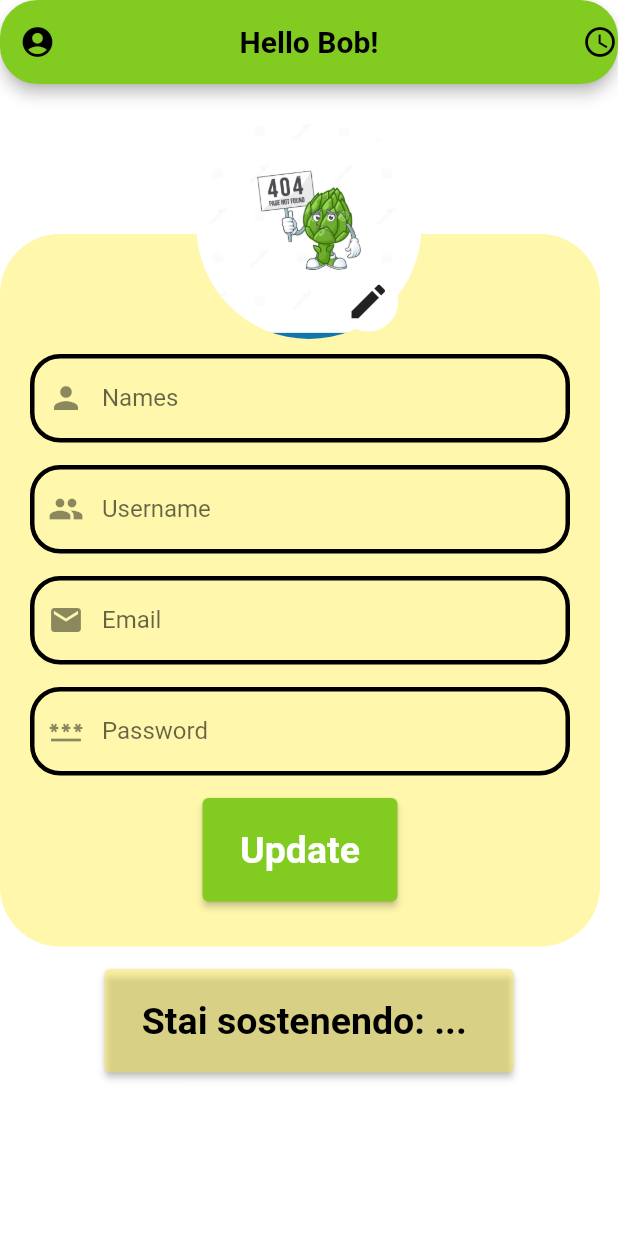
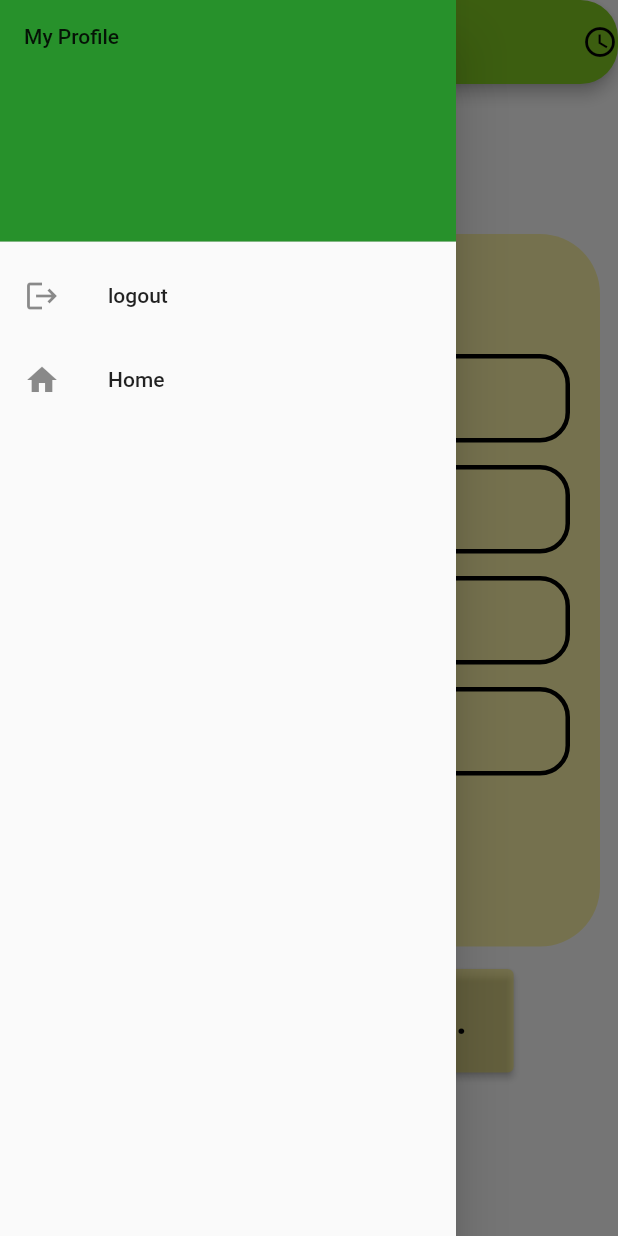
Before and after one commit to pi-surfer/Biometric_app, a Flutter app: the ProfilePage screen opened directly, with the side drawer open (before the commit the screen has no drawer), on a phone screen of 412 x 824 dp. Run offline on Flutter 3.47's test engine with Material 2 defaults, Android fonts, the phone set to English and light mode, and no system bars; our stand-ins replace curved_navigation_bar, fl_chart, flutter_login, material_design_icons_flutter, percent_indicator; missing offline and left inert: molten_navigationbar_flutter.

Commit message:
Adjusted navigation to ProfilePage

```diff
--- a/lib/screens/profile_page.dart
+++ b/lib/screens/profile_page.dart
@@ -1,5 +1,7 @@
 import 'package:flutter/material.dart';
-import 'package:material_design_icons_flutter/material_design_icons_flutter.dart';
+
+import 'package:app_project/screens/skeleton_page.dart';
+import 'package:app_project/screens/login_page.dart';
 
 // SEE SECOND ELEVATED BUTTON BELOW
 class ProfilePage extends StatefulWidget {
@@ -12,8 +14,6 @@ class ProfilePage extends StatefulWidget {
 }
 
 class _ProfilePageState extends State<ProfilePage> {
-
-
   @override
   Widget build(BuildContext context) {
     print('${ProfilePage.routename} built');
@@ -22,28 +22,49 @@ class _ProfilePageState extends State<ProfilePage> {
     TextEditingController email = TextEditingController();
     TextEditingController password = TextEditingController();
     return Scaffold(
+        drawer: Drawer(
+          child: ListView(
+            padding: EdgeInsets.zero,
+            children: [
+              const DrawerHeader(
+                decoration: BoxDecoration(
+                  color: Color.fromARGB(255, 39, 145, 43),
+                ),
+                child: Text('My Profile'),
+              ),
+              ListTile(
+                leading: const Icon(Icons.logout),
+                title: const Text('logout'),
+                onTap: () => _toLoginPage(context),
+              ),
+              ListTile(
+                leading: const Icon(Icons.home),
+                title: const Text('Home'),
+                onTap: () => _toHomePage(context),
+              ),
+            ],
+          ),
+        ),
         appBar: AppBar(
             leadingWidth: 50,
-        title: Text('Hello Bob!', textAlign: TextAlign.left, style: TextStyle(fontWeight: FontWeight.bold)),
+            title: Text('Hello Bob!',
+                textAlign: TextAlign.left,
+                style: TextStyle(fontWeight: FontWeight.bold)),
             centerTitle: true,
-        leading: Icon(Icons.account_circle),
-        actions: [
-            const Icon(Icons.access_time)
-      ],
-        automaticallyImplyLeading: false, // per tornare indietro con la navigazione
+            actions: [const Icon(Icons.access_time)],
+            //automaticallyImplyLeading: false, // per tornare indietro con la navigazione
             foregroundColor: Colors.black,
             backgroundColor: Color.fromARGB(255, 130, 204, 34),
-        shape: RoundedRectangleBorder(borderRadius: BorderRadius.circular(25))
-      ),
+            shape: RoundedRectangleBorder(
+                borderRadius: BorderRadius.circular(25))),
         body: SingleChildScrollView(
           child: Column(
             children: [
               Container(
-                  padding: EdgeInsets.only(top:20),
-                  child: Stack(
-                    children:[
+                padding: EdgeInsets.only(top: 20),
+                child: Stack(children: [
                   Container(
-                        margin: EdgeInsets.only(top:80),
+                    margin: EdgeInsets.only(top: 80),
                     width: 400,
                     height: 475,
                     //width: MediaQuery.of(context).size.width,
@@ -53,14 +74,13 @@ class _ProfilePageState extends State<ProfilePage> {
                         borderRadius: BorderRadius.only(
                             topLeft: Radius.circular(40),
                             topRight: Radius.circular(40),
-                            bottomLeft:Radius.circular(40),
-                            bottomRight:Radius.circular(40)
-                          )
-                        ),
+                            bottomLeft: Radius.circular(40),
+                            bottomRight: Radius.circular(40))),
                     child: Column(
                       children: [
                         Container(
-                              padding: EdgeInsets.only(top: 80, left: 20, right: 20),
+                          padding:
+                              EdgeInsets.only(top: 80, left: 20, right: 20),
                           child: Column(
                             children: [
                               TextField(
@@ -70,10 +90,11 @@ class _ProfilePageState extends State<ProfilePage> {
                                     prefixIcon: Icon(Icons.person),
                                     border: myInputBorder(),
                                     enabledBorder: myInputBorder(),
-                                      focusedBorder: myFocusBorder()
+                                    focusedBorder: myFocusBorder()),
                               ),
+                              SizedBox(
+                                height: 15,
                               ),
-                                  SizedBox(height: 15,),
                               TextField(
                                 controller: names,
                                 decoration: InputDecoration(
@@ -81,10 +102,11 @@ class _ProfilePageState extends State<ProfilePage> {
                                     prefixIcon: Icon(Icons.people),
                                     border: myInputBorder(),
                                     enabledBorder: myInputBorder(),
-                                      focusedBorder: myFocusBorder()
+                                    focusedBorder: myFocusBorder()),
                               ),
+                              SizedBox(
+                                height: 15,
                               ),
-                                  SizedBox(height: 15,),
                               TextField(
                                 controller: names,
                                 decoration: InputDecoration(
@@ -92,10 +114,11 @@ class _ProfilePageState extends State<ProfilePage> {
                                     prefixIcon: Icon(Icons.email),
                                     border: myInputBorder(),
                                     enabledBorder: myInputBorder(),
-                                      focusedBorder: myFocusBorder()
+                                    focusedBorder: myFocusBorder()),
                               ),
+                              SizedBox(
+                                height: 15,
                               ),
-                                  SizedBox(height: 15,),
                               TextField(
                                 controller: names,
                                 decoration: InputDecoration(
@@ -103,22 +126,20 @@ class _ProfilePageState extends State<ProfilePage> {
                                     prefixIcon: Icon(Icons.password),
                                     border: myInputBorder(),
                                     enabledBorder: myInputBorder(),
-                                      focusedBorder: myFocusBorder()
-                                    ),
+                                    focusedBorder: myFocusBorder()),
                               ),
                               SizedBox(height: 15),
-                                  ElevatedButton(onPressed: () {},
+                              ElevatedButton(
+                                onPressed: () {},
                                 child: Text('Update'),
                                 style: ElevatedButton.styleFrom(
                                     primary: Color.fromARGB(255, 130, 204, 34),
                                     padding: EdgeInsets.symmetric(
                                         horizontal: 25, vertical: 20),
                                     textStyle: TextStyle(
-                                        fontSize: 25, fontWeight: FontWeight.bold)
+                                        fontSize: 25,
+                                        fontWeight: FontWeight.bold)),
                               ),
-                                  ),
-
-
                             ],
                           ),
                         )
@@ -130,62 +151,72 @@ class _ProfilePageState extends State<ProfilePage> {
                     child: Stack(
                       children: [
                         ClipOval(
-                            child: Image.asset('assets/images/avatar_Carciofo.jpg', width: 150, height: 150, fit: BoxFit.cover)
-                            ),
+                            child: Image.asset(
+                                'assets/images/avatar_Carciofo.jpg',
+                                width: 150,
+                                height: 150,
+                                fit: BoxFit.cover)),
                         Positioned(
                           bottom: 5,
                           right: 15.5,
                           child: Container(
                             padding: EdgeInsets.all(5),
                             decoration: BoxDecoration(
-                                color: Colors.white,
-                                shape: BoxShape.circle
-                              ),
+                                color: Colors.white, shape: BoxShape.circle),
                             child: Icon(Icons.edit, size: 30),
                           ),
                         )
                       ],
                     ),
                   ),
-                    ]
-                  ),
+                ]),
               ),
 
               // pensavo di rimandare alla pagina progetti o di mettere un expansion tile ma non riesco a farlo
               SizedBox(height: 15),
-                ElevatedButton(onPressed: () {},
-                  child: Text('Stai sostenendo: ... ', style: TextStyle(color: Colors.black)),
+              ElevatedButton(
+                  onPressed: () {},
+                  child: Text('Stai sostenendo: ... ',
+                      style: TextStyle(color: Colors.black)),
                   style: ElevatedButton.styleFrom(
                       primary: Color.fromARGB(114, 255, 236, 66),
-                  padding: EdgeInsets.symmetric(
-                  horizontal: 25, vertical: 20),
-                  textStyle: TextStyle(
-                  fontSize: 25, fontWeight: FontWeight.bold)
-                  )
-                )
+                      padding:
+                          EdgeInsets.symmetric(horizontal: 25, vertical: 20),
+                      textStyle:
+                          TextStyle(fontSize: 25, fontWeight: FontWeight.bold)))
             ],
           ),
+        ),
+        backgroundColor: Colors.white);
+  }
 
-      ),
-          backgroundColor: Colors.white
-    );
-  }
-  OutlineInputBorder myInputBorder(){
+  OutlineInputBorder myInputBorder() {
     return OutlineInputBorder(
         borderRadius: BorderRadius.all(Radius.circular(20)),
         borderSide: BorderSide(
           color: Colors.black,
           width: 3,
-      )
-      );
+        ));
   }
-  OutlineInputBorder myFocusBorder(){
+
+  OutlineInputBorder myFocusBorder() {
     return OutlineInputBorder(
         borderRadius: BorderRadius.all(Radius.circular(20)),
         borderSide: BorderSide(
           color: Colors.grey,
           width: 3,
-      )
-      );
+        ));
   }
+
+  void _toLoginPage(BuildContext context) {
+    Navigator.pop(context);
+    Navigator.of(context)
+        .push(MaterialPageRoute(builder: (context) => const LoginPage()));
+  } // _toLoginPage
+
+  void _toHomePage(BuildContext context) {
+    Navigator.pop(context);
+    Navigator.of(context)
+        .push(MaterialPageRoute(builder: (context) => SkeletonPage()));
+  } // _toLoginPage
 }
```
Also changed, not shown: lib/screens/skeleton_page.dart (+9 -1 lines). Lines whose indentation alone changed are shown as unchanged.
